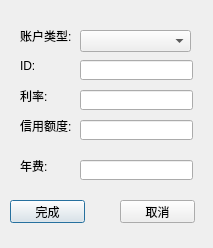
Before: the Qt Designer form CreateAccountDialog.ui in AckerlyLau/BankMaster, drawn with Qt 5.
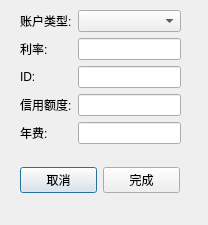
After: the same form once the commit is applied.

What changed in the file:
```diff
--- a/CreateAccountDialog.ui
+++ b/CreateAccountDialog.ui
@@ -6,153 +6,100 @@
    <rect>
     <x>0</x>
     <y>0</y>
-    <width>213</width>
-    <height>248</height>
+    <width>208</width>
+    <height>225</height>
    </rect>
   </property>
   <property name="windowTitle">
    <string>创建账户</string>
   </property>
-  <widget class="QLineEdit" name="IDLineEdit">
-   <property name="geometry">
-    <rect>
-     <x>80</x>
-     <y>60</y>
-     <width>113</width>
-     <height>20</height>
-    </rect>
-   </property>
-  </widget>
-  <widget class="QLineEdit" name="RateLineEdit">
-   <property name="geometry">
-    <rect>
-     <x>80</x>
-     <y>90</y>
-     <width>113</width>
-     <height>20</height>
-    </rect>
-   </property>
-  </widget>
-  <widget class="QLineEdit" name="CreditLineEdit">
-   <property name="geometry">
-    <rect>
-     <x>80</x>
-     <y>120</y>
-     <width>113</width>
-     <height>20</height>
-    </rect>
-   </property>
-  </widget>
-  <widget class="QLineEdit" name="AnnualFeeLineEdit">
-   <property name="geometry">
-    <rect>
-     <x>80</x>
-     <y>160</y>
-     <width>113</width>
-     <height>20</height>
-    </rect>
-   </property>
-  </widget>
-  <widget class="QLabel" name="label">
+  <widget class="QWidget" name="formLayoutWidget">
    <property name="geometry">
     <rect>
      <x>20</x>
-     <y>60</y>
-     <width>54</width>
-     <height>12</height>
+     <y>10</y>
+     <width>161</width>
+     <height>141</height>
     </rect>
    </property>
+   <layout class="QFormLayout" name="formLayout_2">
+    <item row="0" column="0">
+     <widget class="QLabel" name="label_5">
    <property name="text">
-    <string>ID:</string>
-   </property>
-  </widget>
+       <string>账户类型:</string>
+      </property>
+     </widget>
+    </item>
+    <item row="0" column="1">
+     <widget class="QComboBox" name="AccountTypeComoBox"/>
+    </item>
+    <item row="1" column="0">
   <widget class="QLabel" name="label_2">
-   <property name="geometry">
-    <rect>
-     <x>20</x>
-     <y>90</y>
-     <width>54</width>
-     <height>12</height>
-    </rect>
-   </property>
    <property name="text">
     <string>利率:</string>
    </property>
   </widget>
+    </item>
+    <item row="1" column="1">
+     <widget class="QLineEdit" name="IDLineEdit"/>
+    </item>
+    <item row="2" column="0">
+     <widget class="QLabel" name="label">
+      <property name="text">
+       <string>ID:</string>
+      </property>
+     </widget>
+    </item>
+    <item row="2" column="1">
+     <widget class="QLineEdit" name="RateLineEdit"/>
+    </item>
+    <item row="3" column="0">
   <widget class="QLabel" name="label_3">
-   <property name="geometry">
-    <rect>
-     <x>20</x>
-     <y>120</y>
-     <width>54</width>
-     <height>12</height>
-    </rect>
-   </property>
    <property name="text">
     <string>信用额度:</string>
    </property>
   </widget>
+    </item>
+    <item row="3" column="1">
+     <widget class="QLineEdit" name="CreditLineEdit"/>
+    </item>
+    <item row="4" column="0">
   <widget class="QLabel" name="label_4">
-   <property name="geometry">
-    <rect>
-     <x>20</x>
-     <y>160</y>
-     <width>54</width>
-     <height>12</height>
-    </rect>
-   </property>
    <property name="text">
     <string>年费:</string>
    </property>
   </widget>
-  <widget class="QLabel" name="label_5">
+    </item>
+    <item row="4" column="1">
+     <widget class="QLineEdit" name="AnnualFeeLineEdit"/>
+    </item>
+   </layout>
+  </widget>
+  <widget class="QWidget" name="horizontalLayoutWidget">
    <property name="geometry">
     <rect>
      <x>20</x>
-     <y>30</y>
-     <width>54</width>
-     <height>12</height>
+     <y>160</y>
+     <width>160</width>
+     <height>41</height>
     </rect>
    </property>
-   <property name="text">
-    <string>账户类型:</string>
-   </property>
-  </widget>
-  <widget class="QPushButton" name="finishBtn">
-   <property name="geometry">
-    <rect>
-     <x>10</x>
-     <y>200</y>
-     <width>75</width>
-     <height>23</height>
-    </rect>
-   </property>
-   <property name="text">
-    <string>完成</string>
-   </property>
-  </widget>
+   <layout class="QHBoxLayout" name="horizontalLayout">
+    <item>
   <widget class="QPushButton" name="cancleBtn">
-   <property name="geometry">
-    <rect>
-     <x>120</x>
-     <y>200</y>
-     <width>75</width>
-     <height>23</height>
-    </rect>
-   </property>
    <property name="text">
     <string>取消</string>
    </property>
   </widget>
-  <widget class="QComboBox" name="AccountTypeComoBox">
-   <property name="geometry">
-    <rect>
-     <x>80</x>
-     <y>30</y>
-     <width>111</width>
-     <height>22</height>
-    </rect>
-   </property>
+    </item>
+    <item>
+     <widget class="QPushButton" name="finishBtn">
+      <property name="text">
+       <string>完成</string>
+      </property>
+     </widget>
+    </item>
+   </layout>
   </widget>
  </widget>
  <resources/>
```
Lines whose indentation alone changed are shown as unchanged.
